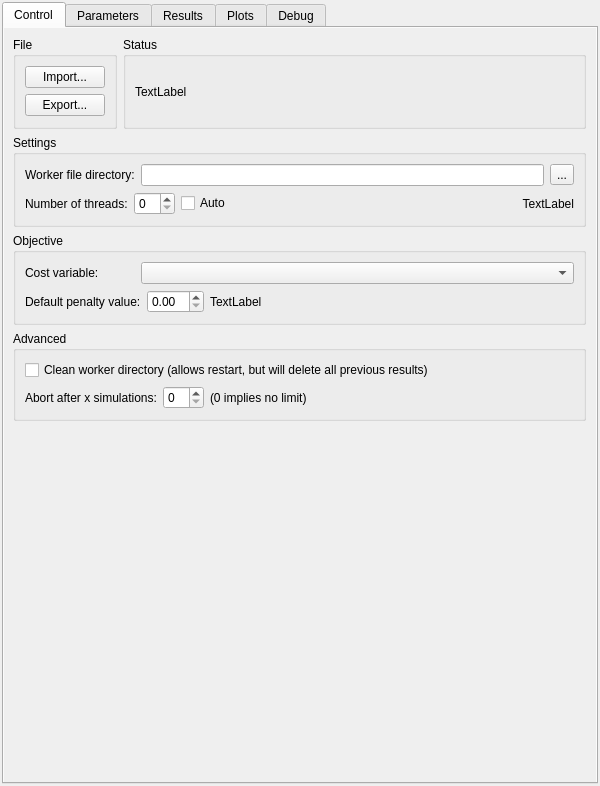
This is designer/shared/advancedposition.ui in DTOcean/dtocean-app as Qt 5 draws it before an edit. The edited form follows.
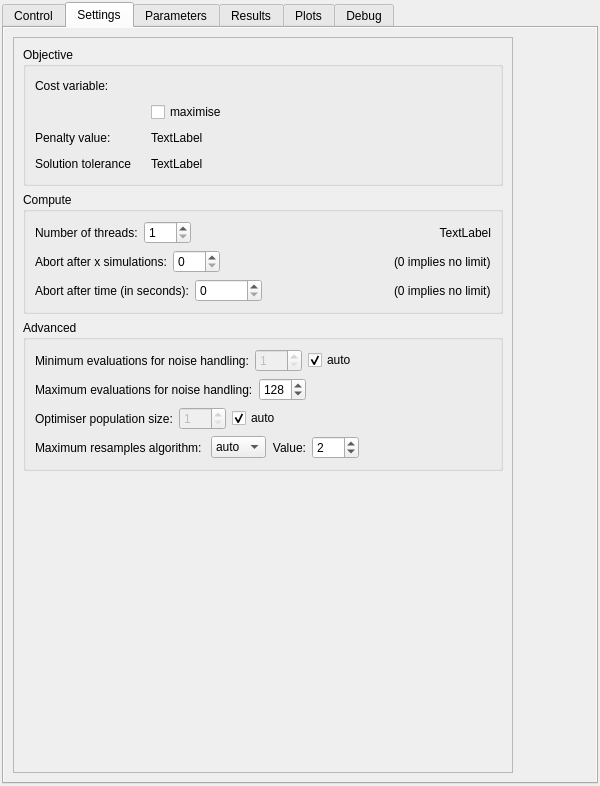
This is the edited form. The open tabs and pages were chosen to show the change.

Commit message: Implement advanced positioning settings tab

Patch:
```diff
--- a/designer/shared/advancedposition.ui
+++ b/designer/shared/advancedposition.ui
@@ -64,7 +64,7 @@
          </property>
          <property name="maximumSize">
           <size>
-           <width>600</width>
+           <width>500</width>
            <height>16777215</height>
           </size>
          </property>
@@ -74,7 +74,7 @@
          <property name="frameShadow">
           <enum>QFrame::Raised</enum>
          </property>
-         <layout class="QVBoxLayout" name="verticalLayout_7" stretch="0,0,0,0,1">
+         <layout class="QVBoxLayout" name="verticalLayout_7" stretch="0,0,1">
           <property name="margin">
            <number>0</number>
           </property>
@@ -167,7 +167,7 @@
           <item>
            <widget class="QGroupBox" name="settingsBox">
             <property name="title">
-             <string>Settings</string>
+             <string>Worker directory</string>
             </property>
             <property name="flat">
              <bool>false</bool>
@@ -184,7 +184,7 @@
                   </sizepolicy>
                  </property>
                  <property name="text">
-                  <string>Worker file directory:</string>
+                  <string>Path</string>
                  </property>
                  <property name="alignment">
                   <set>Qt::AlignLeading|Qt::AlignLeft|Qt::AlignVCenter</set>
@@ -211,74 +211,80 @@
               </layout>
              </item>
              <item>
-              <layout class="QHBoxLayout" name="horizontalLayout_3">
-               <item>
-                <widget class="QLabel" name="nThreadLabel">
-                 <property name="sizePolicy">
-                  <sizepolicy hsizetype="Preferred" vsizetype="Preferred">
-                   <horstretch>0</horstretch>
-                   <verstretch>0</verstretch>
-                  </sizepolicy>
-                 </property>
-                 <property name="minimumSize">
-                  <size>
-                   <width>102</width>
-                   <height>0</height>
-                  </size>
-                 </property>
-                 <property name="text">
-                  <string>Number of threads:</string>
-                 </property>
-                 <property name="alignment">
-                  <set>Qt::AlignLeading|Qt::AlignLeft|Qt::AlignVCenter</set>
-                 </property>
-                </widget>
-               </item>
-               <item>
-                <widget class="QSpinBox" name="nThreadSpinBox">
-                 <property name="minimum">
-                  <number>0</number>
-                 </property>
-                 <property name="value">
-                  <number>0</number>
-                 </property>
-                </widget>
-               </item>
-               <item>
-                <widget class="QCheckBox" name="autoThreadBox">
-                 <property name="text">
-                  <string>Auto</string>
-                 </property>
-                </widget>
-               </item>
-               <item>
-                <spacer name="horizontalSpacer">
-                 <property name="orientation">
-                  <enum>Qt::Horizontal</enum>
-                 </property>
-                 <property name="sizeHint" stdset="0">
-                  <size>
-                   <width>40</width>
-                   <height>20</height>
-                  </size>
-                 </property>
-                </spacer>
-               </item>
-               <item>
-                <widget class="QLabel" name="threadInfoLabel">
-                 <property name="text">
-                  <string>TextLabel</string>
-                 </property>
-                 <property name="alignment">
-                  <set>Qt::AlignRight|Qt::AlignTrailing|Qt::AlignVCenter</set>
-                 </property>
-                </widget>
-               </item>
-              </layout>
+              <widget class="QCheckBox" name="cleanDirCheckBox">
+               <property name="text">
+                <string>Clean (allows restart, but will delete all previous results)</string>
+               </property>
+              </widget>
              </item>
             </layout>
            </widget>
           </item>
+          <item>
+           <spacer name="verticalSpacer">
+            <property name="orientation">
+             <enum>Qt::Vertical</enum>
+            </property>
+            <property name="sizeHint" stdset="0">
+             <size>
+              <width>17</width>
+              <height>602</height>
+             </size>
+            </property>
+           </spacer>
+          </item>
+         </layout>
+        </widget>
+       </item>
+       <item>
+        <spacer name="horizontalSpacer_8">
+         <property name="orientation">
+          <enum>Qt::Horizontal</enum>
+         </property>
+         <property name="sizeType">
+          <enum>QSizePolicy::MinimumExpanding</enum>
+         </property>
+         <property name="sizeHint" stdset="0">
+          <size>
+           <width>1</width>
+           <height>20</height>
+          </size>
+         </property>
+        </spacer>
+       </item>
+      </layout>
+      <zorder>frame_3</zorder>
+      <zorder>horizontalSpacer_8</zorder>
+     </widget>
+     <widget class="QWidget" name="tab_settings">
+      <property name="autoFillBackground">
+       <bool>true</bool>
+      </property>
+      <attribute name="title">
+       <string>Settings</string>
+      </attribute>
+      <layout class="QHBoxLayout" name="horizontalLayout_4" stretch="1,0">
+       <item>
+        <widget class="QFrame" name="frame_4">
+         <property name="sizePolicy">
+          <sizepolicy hsizetype="Preferred" vsizetype="Preferred">
+           <horstretch>0</horstretch>
+           <verstretch>0</verstretch>
+          </sizepolicy>
+         </property>
+         <property name="maximumSize">
+          <size>
+           <width>500</width>
+           <height>16777215</height>
+          </size>
+         </property>
+         <property name="frameShape">
+          <enum>QFrame::StyledPanel</enum>
+         </property>
+         <property name="frameShadow">
+          <enum>QFrame::Raised</enum>
+         </property>
+         <layout class="QVBoxLayout" name="verticalLayout_17">
           <item>
            <widget class="QGroupBox" name="objectiveBox">
             <property name="title">
@@ -286,8 +292,8 @@
             </property>
             <layout class="QVBoxLayout" name="verticalLayout_5">
              <item>
-              <layout class="QHBoxLayout" name="horizontalLayout_4">
-               <item>
+              <layout class="QGridLayout" name="gridLayout_3">
+               <item row="0" column="0">
                 <widget class="QLabel" name="costVarLabel">
                  <property name="minimumSize">
                   <size>
@@ -306,16 +312,45 @@
                  </property>
                 </widget>
                </item>
-               <item>
-                <widget class="QComboBox" name="costVarComboBox">
-                 <property name="sizePolicy">
-                  <sizepolicy hsizetype="MinimumExpanding" vsizetype="Fixed">
-                   <horstretch>0</horstretch>
-                   <verstretch>0</verstretch>
-                  </sizepolicy>
+               <item row="0" column="1">
+                <layout class="QHBoxLayout" name="costVarLayout"/>
+               </item>
+               <item row="0" column="2">
+                <spacer name="horizontalSpacer_20">
+                 <property name="orientation">
+                  <enum>Qt::Horizontal</enum>
+                 </property>
+                 <property name="sizeHint" stdset="0">
+                  <size>
+                   <width>40</width>
+                   <height>20</height>
+                  </size>
+                 </property>
+                </spacer>
+               </item>
+               <item row="1" column="1">
+                <widget class="QCheckBox" name="costVarCheckBox">
+                 <property name="toolTip">
+                  <string>If checked, cost function is maximised. Otherwise, minimised.</string>
+                 </property>
+                 <property name="text">
+                  <string>maximise</string>
                  </property>
                 </widget>
                </item>
+               <item row="1" column="2">
+                <spacer name="horizontalSpacer_21">
+                 <property name="orientation">
+                  <enum>Qt::Horizontal</enum>
+                 </property>
+                 <property name="sizeHint" stdset="0">
+                  <size>
+                   <width>40</width>
+                   <height>20</height>
+                  </size>
+                 </property>
+                </spacer>
+               </item>
               </layout>
              </item>
              <item>
@@ -329,12 +364,12 @@
                   </size>
                  </property>
                  <property name="text">
-                  <string>Default penalty value:</string>
+                  <string>Penalty value:</string>
                  </property>
                 </widget>
                </item>
                <item>
-                <widget class="QDoubleSpinBox" name="penaltyDoubleSpinBox"/>
+                <layout class="QHBoxLayout" name="penaltyLayout"/>
                </item>
                <item>
                 <widget class="QLabel" name="penaltyUnitsLabel">
@@ -358,21 +393,116 @@
                </item>
               </layout>
              </item>
+             <item>
+              <layout class="QHBoxLayout" name="horizontalLayout_18">
+               <item>
+                <widget class="QLabel" name="toleranceLabel">
+                 <property name="minimumSize">
+                  <size>
+                   <width>110</width>
+                   <height>0</height>
+                  </size>
+                 </property>
+                 <property name="text">
+                  <string>Solution tolerance</string>
+                 </property>
+                </widget>
+               </item>
+               <item>
+                <layout class="QHBoxLayout" name="toleranceLayout"/>
+               </item>
+               <item>
+                <widget class="QLabel" name="toleranceUnitsLabel">
+                 <property name="text">
+                  <string>TextLabel</string>
+                 </property>
+                </widget>
+               </item>
+               <item>
+                <spacer name="horizontalSpacer_13">
+                 <property name="orientation">
+                  <enum>Qt::Horizontal</enum>
+                 </property>
+                 <property name="sizeHint" stdset="0">
+                  <size>
+                   <width>40</width>
+                   <height>20</height>
+                  </size>
+                 </property>
+                </spacer>
+               </item>
+              </layout>
+             </item>
             </layout>
            </widget>
           </item>
           <item>
-           <widget class="QGroupBox" name="advancedBox">
+           <widget class="QGroupBox" name="computeBox">
             <property name="title">
-             <string>Advanced</string>
+             <string>Compute</string>
             </property>
-            <layout class="QVBoxLayout" name="verticalLayout_16">
+            <layout class="QVBoxLayout" name="verticalLayout_6">
              <item>
-              <widget class="QCheckBox" name="cleanDirCheckBox">
-               <property name="text">
-                <string>Clean worker directory (allows restart, but will delete all previous results)</string>
-               </property>
-              </widget>
+              <layout class="QHBoxLayout" name="horizontalLayout_3">
+               <item>
+                <widget class="QLabel" name="nThreadLabel">
+                 <property name="sizePolicy">
+                  <sizepolicy hsizetype="Preferred" vsizetype="Preferred">
+                   <horstretch>0</horstretch>
+                   <verstretch>0</verstretch>
+                  </sizepolicy>
+                 </property>
+                 <property name="minimumSize">
+                  <size>
+                   <width>102</width>
+                   <height>0</height>
+                  </size>
+                 </property>
+                 <property name="text">
+                  <string>Number of threads:</string>
+                 </property>
+                 <property name="alignment">
+                  <set>Qt::AlignLeading|Qt::AlignLeft|Qt::AlignVCenter</set>
+                 </property>
+                </widget>
+               </item>
+               <item>
+                <widget class="QSpinBox" name="nThreadSpinBox">
+                 <property name="minimum">
+                  <number>1</number>
+                 </property>
+                 <property name="maximum">
+                  <number>999</number>
+                 </property>
+                 <property name="value">
+                  <number>1</number>
+                 </property>
+                </widget>
+               </item>
+               <item>
+                <spacer name="horizontalSpacer">
+                 <property name="orientation">
+                  <enum>Qt::Horizontal</enum>
+                 </property>
+                 <property name="sizeHint" stdset="0">
+                  <size>
+                   <width>40</width>
+                   <height>20</height>
+                  </size>
+                 </property>
+                </spacer>
+               </item>
+               <item>
+                <widget class="QLabel" name="threadInfoLabel">
+                 <property name="text">
+                  <string>TextLabel</string>
+                 </property>
+                 <property name="alignment">
+                  <set>Qt::AlignRight|Qt::AlignTrailing|Qt::AlignVCenter</set>
+                 </property>
+                </widget>
+               </item>
+              </layout>
              </item>
              <item>
               <layout class="QHBoxLayout" name="horizontalLayout_6">
@@ -384,12 +514,9 @@
                 </widget>
                </item>
                <item>
-                <widget class="QSpinBox" name="abortSpinBox"/>
-               </item>
-               <item>
-                <widget class="QLabel" name="abortInfoabel">
-                 <property name="text">
-                  <string>(0 implies no limit)</string>
+                <widget class="QSpinBox" name="abortXSpinBox">
+                 <property name="maximum">
+                  <number>999</number>
                  </property>
                 </widget>
                </item>
@@ -406,20 +533,275 @@
                  </property>
                 </spacer>
                </item>
+               <item>
+                <widget class="QLabel" name="abortXInfoabel">
+                 <property name="text">
+                  <string>(0 implies no limit)</string>
+                 </property>
+                </widget>
+               </item>
               </layout>
              </item>
+             <item>
+              <layout class="QHBoxLayout" name="horizontalLayout_16">
+               <item>
+                <widget class="QLabel" name="abortTimeLabel">
+                 <property name="text">
+                  <string>Abort after time (in seconds):</string>
+                 </property>
+                </widget>
+               </item>
+               <item>
+                <widget class="QSpinBox" name="abortTimeSpinBox">
+                 <property name="maximum">
+                  <number>9999999</number>
+                 </property>
+                </widget>
+               </item>
+               <item>
+                <spacer name="horizontalSpacer_12">
+                 <property name="orientation">
+                  <enum>Qt::Horizontal</enum>
+                 </property>
+                 <property name="sizeHint" stdset="0">
+                  <size>
+                   <width>40</width>
+                   <height>20</height>
+                  </size>
+                 </property>
+                </spacer>
+               </item>
+               <item>
+                <widget class="QLabel" name="abortTimeInfoabel">
+                 <property name="text">
+                  <string>(0 implies no limit)</string>
+                 </property>
+                </widget>
+               </item>
+              </layout>
+             </item>
             </layout>
            </widget>
           </item>
           <item>
-           <spacer name="verticalSpacer">
+           <widget class="QGroupBox" name="advancedBox">
+            <property name="title">
+             <string>Advanced</string>
+            </property>
+            <layout class="QVBoxLayout" name="verticalLayout_16">
+             <item>
+              <layout class="QHBoxLayout" name="horizontalLayout_23">
+               <item>
+                <widget class="QLabel" name="minNoiseLabel">
+                 <property name="text">
+                  <string>Minimum evaluations for noise handling:</string>
+                 </property>
+                </widget>
+               </item>
+               <item>
+                <widget class="QSpinBox" name="minNoiseSpinBox">
+                 <property name="enabled">
+                  <bool>false</bool>
+                 </property>
+                 <property name="minimum">
+                  <number>1</number>
+                 </property>
+                 <property name="maximum">
+                  <number>999</number>
+                 </property>
+                </widget>
+               </item>
+               <item>
+                <widget class="QCheckBox" name="minNoiseCheckBox">
+                 <property name="text">
+                  <string>auto</string>
+                 </property>
+                 <property name="checked">
+                  <bool>true</bool>
+                 </property>
+                </widget>
+               </item>
+               <item>
+                <spacer name="horizontalSpacer_15">
+                 <property name="orientation">
+                  <enum>Qt::Horizontal</enum>
+                 </property>
+                 <property name="sizeHint" stdset="0">
+                  <size>
+                   <width>40</width>
+                   <height>20</height>
+                  </size>
+                 </property>
+                </spacer>
+               </item>
+              </layout>
+             </item>
+             <item>
+              <layout class="QHBoxLayout" name="horizontalLayout_24">
+               <item>
+                <widget class="QLabel" name="maxNoiseLabel">
+                 <property name="text">
+                  <string>Maximum evaluations for noise handling:</string>
+                 </property>
+                </widget>
+               </item>
+               <item>
+                <widget class="QSpinBox" name="maxNoiseSpinBox">
+                 <property name="enabled">
+                  <bool>true</bool>
+                 </property>
+                 <property name="minimum">
+                  <number>1</number>
+                 </property>
+                 <property name="maximum">
+                  <number>999</number>
+                 </property>
+                 <property name="value">
+                  <number>128</number>
+                 </property>
+                </widget>
+               </item>
+               <item>
+                <spacer name="horizontalSpacer_16">
+                 <property name="orientation">
+                  <enum>Qt::Horizontal</enum>
+                 </property>
+                 <property name="sizeHint" stdset="0">
+                  <size>
+                   <width>40</width>
+                   <height>20</height>
+                  </size>
+                 </property>
+                </spacer>
+               </item>
+              </layout>
+             </item>
+             <item>
+              <layout class="QHBoxLayout" name="horizontalLayout_20">
+               <item>
+                <widget class="QLabel" name="populationLabel">
+                 <property name="text">
+                  <string>Optimiser population size:</string>
+                 </property>
+                </widget>
+               </item>
+               <item>
+                <widget class="QSpinBox" name="populationSpinBox">
+                 <property name="enabled">
+                  <bool>false</bool>
+                 </property>
+                 <property name="minimum">
+                  <number>1</number>
+                 </property>
+                 <property name="maximum">
+                  <number>999</number>
+                 </property>
+                </widget>
+               </item>
+               <item>
+                <widget class="QCheckBox" name="populationCheckBox">
+                 <property name="text">
+                  <string>auto</string>
+                 </property>
+                 <property name="checked">
+                  <bool>true</bool>
+                 </property>
+                </widget>
+               </item>
+               <item>
+                <spacer name="horizontalSpacer_14">
+                 <property name="orientation">
+                  <enum>Qt::Horizontal</enum>
+                 </property>
+                 <property name="sizeHint" stdset="0">
+                  <size>
+                   <width>40</width>
+                   <height>20</height>
+                  </size>
+                 </property>
+                </spacer>
+               </item>
+              </layout>
+             </item>
+             <item>
+              <layout class="QHBoxLayout" name="horizontalLayout_25">
+               <item>
+                <widget class="QLabel" name="maxResamplesLabel1">
+                 <property name="text">
+                  <string>Maximum resamples algorithm: </string>
+                 </property>
+                </widget>
+               </item>
+               <item>
+                <widget class="QComboBox" name="maxResamplesComboBox">
+                 <property name="currentIndex">
+                  <number>1</number>
+                 </property>
+                 <item>
+                  <property name="text">
+                   <string>fixed</string>
+                  </property>
+                 </item>
+                 <item>
+                  <property name="text">
+                   <string>auto</string>
+                  </property>
+                 </item>
+                </widget>
+               </item>
+               <item>
+                <widget class="QLabel" name="maxResamplesLabel2">
+                 <property name="layoutDirection">
+                  <enum>Qt::LeftToRight</enum>
+                 </property>
+                 <property name="text">
+                  <string>Value:</string>
+                 </property>
+                 <property name="alignment">
+                  <set>Qt::AlignRight|Qt::AlignTrailing|Qt::AlignVCenter</set>
+                 </property>
+                </widget>
+               </item>
+               <item>
+                <widget class="QSpinBox" name="maxResamplesSpinBox">
+                 <property name="minimum">
+                  <number>1</number>
+                 </property>
+                 <property name="maximum">
+                  <number>999</number>
+                 </property>
+                 <property name="value">
+                  <number>2</number>
+                 </property>
+                </widget>
+               </item>
+               <item>
+                <spacer name="horizontalSpacer_19">
+                 <property name="orientation">
+                  <enum>Qt::Horizontal</enum>
+                 </property>
+                 <property name="sizeHint" stdset="0">
+                  <size>
+                   <width>40</width>
+                   <height>20</height>
+                  </size>
+                 </property>
+                </spacer>
+               </item>
+              </layout>
+             </item>
+            </layout>
+           </widget>
+          </item>
+          <item>
+           <spacer name="verticalSpacer_5">
             <property name="orientation">
              <enum>Qt::Vertical</enum>
             </property>
             <property name="sizeHint" stdset="0">
              <size>
               <width>20</width>
-              <height>373</height>
+              <height>415</height>
              </size>
             </property>
            </spacer>
@@ -428,7 +810,7 @@
         </widget>
        </item>
        <item>
-        <spacer name="horizontalSpacer_8">
+        <spacer name="horizontalSpacer_18">
          <property name="orientation">
           <enum>Qt::Horizontal</enum>
          </property>
```
Left out of the diff: 25 changed lines with no effect on the pictures. The commit also changes 1 other file.
